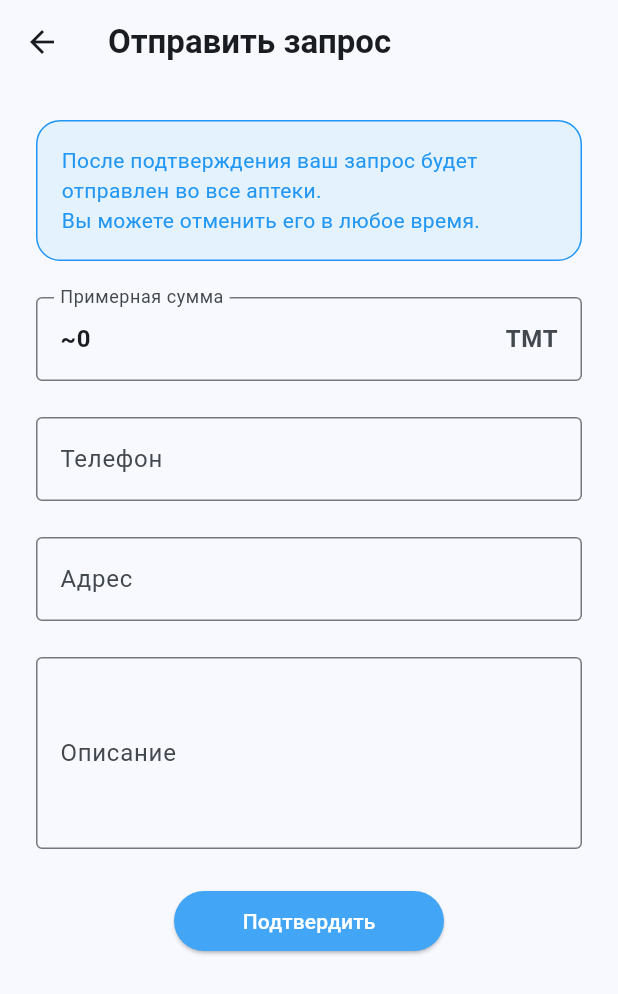
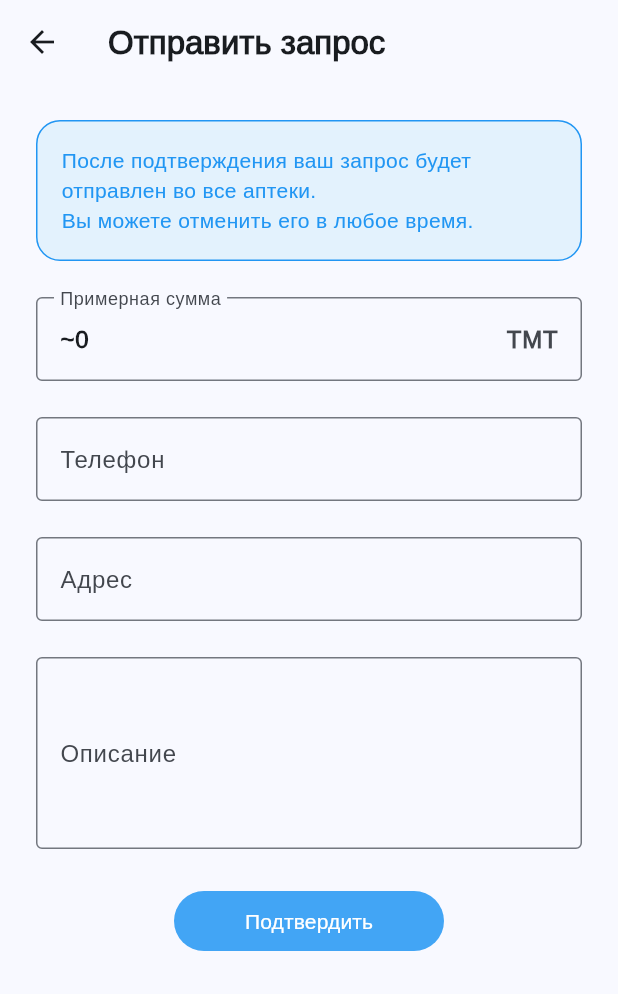
Before and after one commit to 5hanazar/pharmacy_flutter, a Flutter app: the screen it shows after launch, item 2 of the bottom bar chosen, after a tap on the "check" icon, on a phone screen of 412 x 824 dp. Shown: the top 994 px of the screen. Run offline on Flutter 3.47's test engine with Material 3 defaults, Android fonts, the phone set to English and light mode, and no system bars; our stand-ins replace cached_network_image, dio, fluttertoast, get, infinite_scroll_pagination, persistent_bottom_nav_bar and 1 more; network calls fail.

Commit message:
update design

```diff
--- a/lib/main.dart
+++ b/lib/main.dart
@@ -31,19 +31,24 @@ class MyApp extends StatelessWidget {
         translations: MyTranslations(),
         locale: prefs.getInt("l") == 2 ? const Locale('tm', 'TM') : const Locale('ru', 'RU'),
         theme: ThemeData(
+          fontFamily: 'FontUI',
           colorScheme: ColorScheme.fromSeed(seedColor: Colors.blue),
           useMaterial3: true,
           cardTheme: CardTheme(
+              elevation: 0,
               color: Colors.white,
               shape: RoundedRectangleBorder(
                 borderRadius: BorderRadius.circular(16),
+                side: const BorderSide(color: Colors.blue, width: 0.5),
               )),
           elevatedButtonTheme: ElevatedButtonThemeData(
             style: ElevatedButton.styleFrom(
-              backgroundColor: Colors.blue.shade400,
-              disabledBackgroundColor: Colors.blue.shade400,
-              foregroundColor: Colors.white,
-              disabledForegroundColor: Colors.white,
+              backgroundColor: Colors.blue.shade50,
+              disabledBackgroundColor: Colors.blue.shade50,
+              foregroundColor: Colors.blue.shade700,
+              disabledForegroundColor: Colors.blue.shade700,
+            ).copyWith(
+              elevation: WidgetStateProperty.all(0.0),
             ),
           ),
         ),
--- a/lib/presentation/pages/page_checkout.dart
+++ b/lib/presentation/pages/page_checkout.dart
@@ -109,6 +109,12 @@ class _CheckoutPageState extends State<CheckoutPage> {
                     child: SizedBox(
                       width: 180,
                       child: ElevatedButton(
+                          style: ElevatedButton.styleFrom(
+                            backgroundColor: Colors.blue.shade400,
+                            disabledBackgroundColor: Colors.blue.shade400,
+                            foregroundColor: Colors.white,
+                            disabledForegroundColor: Colors.white,
+                          ),
                           onPressed: _isLoading
                               ? null
                               : () async {
--- a/lib/presentation/pages/page_home.dart
+++ b/lib/presentation/pages/page_home.dart
@@ -49,7 +49,11 @@ class _HomePageState extends State<HomePage> {
   @override
   Widget build(BuildContext context) {
     return Scaffold(
-        appBar: AppBar(title: Text("Şypa", style: TextStyle(color: Colors.blue.shade900, fontWeight: FontWeight.bold)), actions: [
+        appBar: AppBar(
+            title: Text("Şypa", style: TextStyle(color: Colors.blue.shade900, fontWeight: FontWeight.bold)),
+            titleSpacing: 8,
+            leading: Padding(padding: const EdgeInsets.only(left: 10, top: 6, right: 0, bottom: 6), child: Image.asset('assets/ic_launcher.png')),
+            actions: [
               IconButton(
                 onPressed: () {
                   _showLanguageDialog(context);
@@ -156,7 +160,11 @@ class _CategoriesHorizontal extends StatelessWidget {
               },
               child: Card(
                   shape: RoundedRectangleBorder(
-                    borderRadius: BorderRadius.circular(20),
+                    borderRadius: BorderRadius.circular(26),
+                    side: const BorderSide(
+                      color: Colors.blue, // Border color
+                      width: 0.5, // Border width
+                    ),
                   ),
                   child: Padding(
                     padding: const EdgeInsets.symmetric(horizontal: 16),
--- a/lib/presentation/views/row_product.dart
+++ b/lib/presentation/views/row_product.dart
@@ -35,7 +35,7 @@ class _ProductRowState extends State<ProductRow> {
               padding: const EdgeInsets.all(12),
               child: Column(
                 children: [
-                  Text(widget.product.name, maxLines: 3, style: const TextStyle(height: 1.2)),
+                  Text(widget.product.name, maxLines: 4, overflow: TextOverflow.ellipsis, style: const TextStyle(height: 1.2)),
                   Container(
                     margin: const EdgeInsets.only(top: 8),
                     child: Row(children: [
--- a/lib/resources/my_translations.dart
+++ b/lib/resources/my_translations.dart
@@ -9,7 +9,7 @@ class MyTranslations extends Translations {
       'search': 'Поиск',
       'home': 'Главная',
       'refresh': 'Обновить',
-      'add_to_basket': 'Добавить',
+      'add_to_basket': 'В корзину',
       'checkout': 'Оформить',
       'send_order_request': 'Отправить запрос',
       'confirm': 'Подтвердить',
@@ -42,7 +42,7 @@ class MyTranslations extends Translations {
       'search': 'Gözle',
       'home': 'Baş sahypa',
       'refresh': 'Täzele',
-      'add_to_basket': 'Sebete goş',
+      'add_to_basket': 'Sebede goş',
       'checkout': 'Sargyt et',
       'send_order_request': 'Talap ugrat',
       'confirm': 'Tassykla',
```
Also changed, not shown: lib/presentation/pages/page_products.dart (+8 -4 lines), pubspec.yaml (+5 -4 lines), assets/Arimo-Regular.ttf (added), assets/ic_launcher.png (added), 15 other files. Lines whose indentation alone changed are shown as unchanged.
